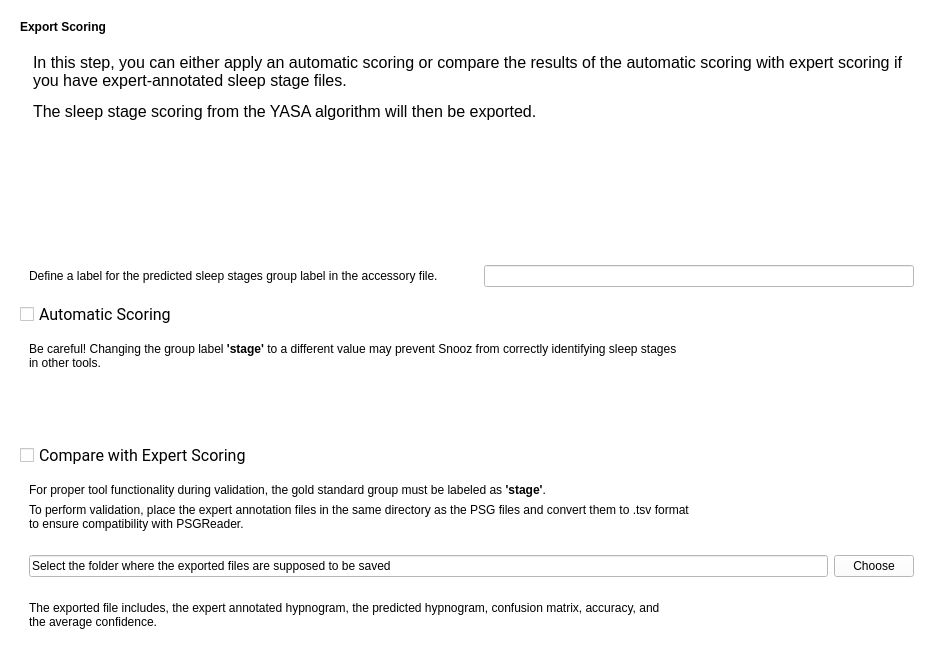
Qt form tools/CEAMSTools/ScoreSleepStagesYASA/ExportResultsStep/Ui_ExportResultsStep.ui (SnoozToolbox/snooz-package-ceams) before a commit.
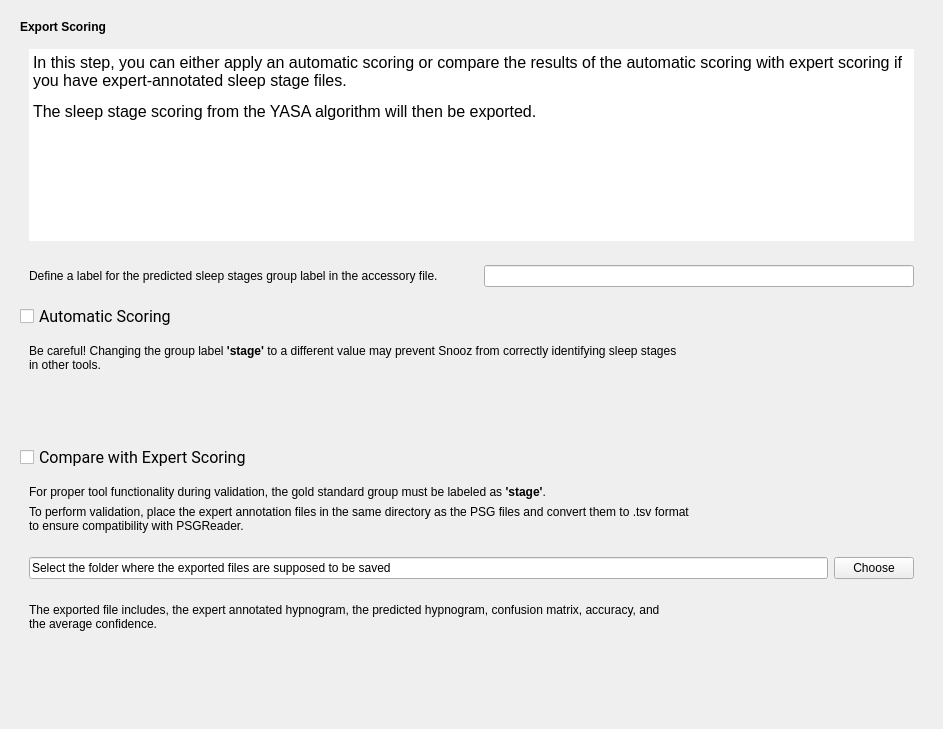
The same form after that commit.

Commit message: Minor UI modification to be compatible with darkmode

The edit to the form file:
```diff
--- a/tools/CEAMSTools/ScoreSleepStagesYASA/ExportResultsStep/Ui_ExportResultsStep.ui
+++ b/tools/CEAMSTools/ScoreSleepStagesYASA/ExportResultsStep/Ui_ExportResultsStep.ui
@@ -7,14 +7,14 @@
     <x>0</x>
     <y>0</y>
     <width>943</width>
-    <height>590</height>
+    <height>729</height>
    </rect>
   </property>
   <property name="windowTitle">
    <string/>
   </property>
   <property name="styleSheet">
-   <string notr="true">font: 12pt &quot;Roboto&quot;;background-color: rgb(255, 255, 255);</string>
+   <string notr="true">font: 12pt &quot;Roboto&quot;;</string>
   </property>
   <layout class="QVBoxLayout" name="verticalLayout_2">
    <item>
@@ -22,7 +22,8 @@
      <item>
       <widget class="QFrame" name="frame">
        <property name="styleSheet">
-        <string notr="true">background-color: rgb(255, 255, 255);</string>
+        <string notr="true">
+</string>
        </property>
        <property name="frameShape">
         <enum>QFrame::Shape::NoFrame</enum>
@@ -31,7 +32,7 @@
         <item>
          <widget class="QLabel" name="label">
           <property name="styleSheet">
-           <string notr="true">background-color: rgb(255, 255, 255);</string>
+           <string notr="true"/>
           </property>
           <property name="lineWidth">
            <number>0</number>
@@ -50,7 +51,7 @@
            </sizepolicy>
           </property>
           <property name="styleSheet">
-           <string notr="true">background-color: rgb(255, 255, 255);</string>
+           <string notr="true">background-color: </string>
           </property>
           <property name="frameShape">
            <enum>QFrame::Shape::NoFrame</enum>
@@ -67,6 +68,9 @@
              <property name="lineWidth">
               <number>0</number>
              </property>
+             <property name="readOnly">
+              <bool>true</bool>
+             </property>
              <property name="html">
               <string>&lt;!DOCTYPE HTML PUBLIC &quot;-//W3C//DTD HTML 4.0//EN&quot; &quot;http://www.w3.org/TR/REC-html40/strict.dtd&quot;&gt;
 &lt;html&gt;&lt;head&gt;&lt;meta name=&quot;qrichtext&quot; content=&quot;1&quot; /&gt;&lt;meta charset=&quot;utf-8&quot; /&gt;&lt;style type=&quot;text/css&quot;&gt;
@@ -86,7 +90,7 @@
         <item>
          <widget class="QFrame" name="frame_4">
           <property name="styleSheet">
-           <string notr="true">background-color: rgb(255, 255, 255);</string>
+           <string notr="true">background-color: </string>
           </property>
           <property name="frameShape">
            <enum>QFrame::Shape::NoFrame</enum>
@@ -149,7 +153,7 @@
            </font>
           </property>
           <property name="styleSheet">
-           <string notr="true">background-color: rgb(255, 255, 255);</string>
+           <string notr="true"/>
           </property>
           <property name="text">
            <string>Automatic Scoring</string>
@@ -159,7 +163,7 @@
         <item>
          <widget class="QFrame" name="frame_3">
           <property name="styleSheet">
-           <string notr="true">background-color: rgb(255, 255, 255);</string>
+           <string notr="true"/>
           </property>
           <property name="frameShape">
            <enum>QFrame::Shape::NoFrame</enum>
@@ -170,6 +174,9 @@
           <layout class="QHBoxLayout" name="horizontalLayout_2">
            <item>
             <widget class="QLabel" name="label_3">
+             <property name="styleSheet">
+              <string notr="true"/>
+             </property>
              <property name="lineWidth">
               <number>0</number>
              </property>
@@ -203,7 +210,7 @@
      <item>
       <widget class="QFrame" name="frame_5">
        <property name="styleSheet">
-        <string notr="true">background-color: rgb(255, 255, 255);</string>
+        <string notr="true"/>
        </property>
        <property name="frameShape">
         <enum>QFrame::Shape::NoFrame</enum>
```
The commit also changes 3 other files.
